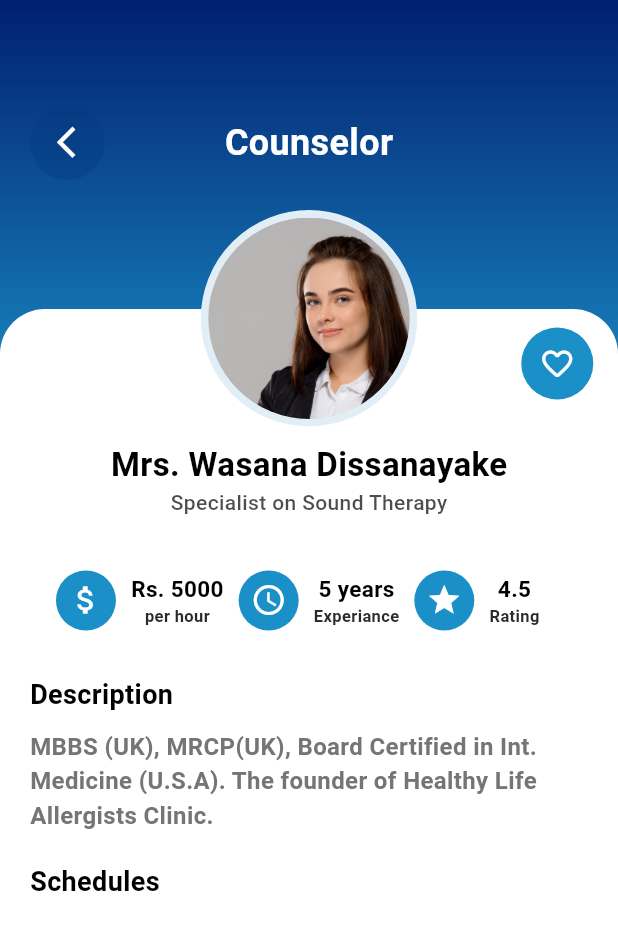
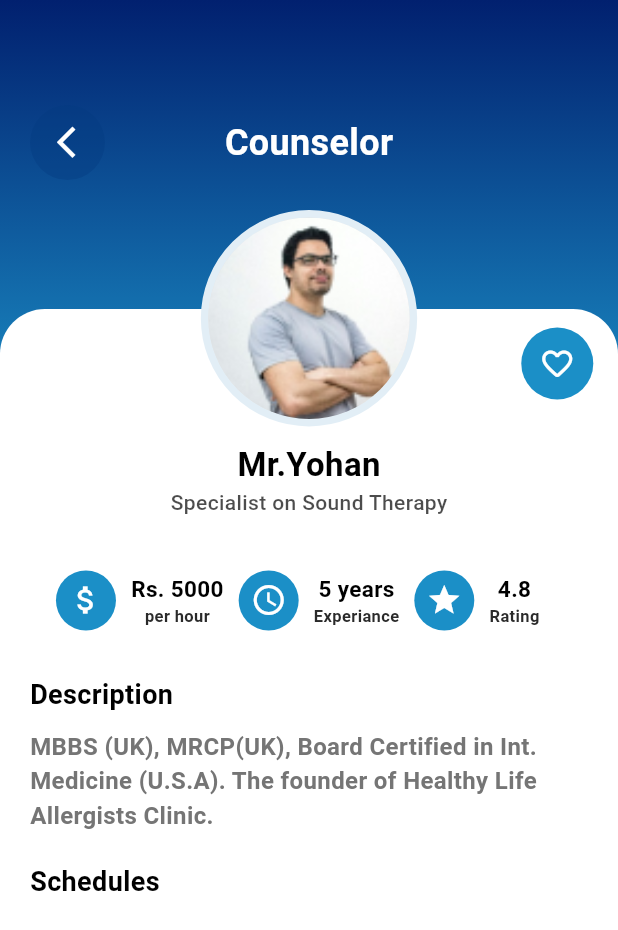
Before and after one commit to Team-CURLYBRACES/SoulNest, a Flutter app: the FindTherapists screen opened directly, after a tap on "Mr.Yohan", on a phone screen of 412 x 824 dp. Shown: the top 930 px of the screen. Run offline on Flutter 3.47's test engine with Material 3 defaults, Android fonts, the phone set to English and light mode, and no system bars; our stand-ins replace fl_chart, flutter_svg; Roboto replaces fonts that are missing (Poppins).

Commit message:
dynamically values change when therapies selected and shows in the Counselor profile screen - Provider State management used here

```diff
--- /dev/null
+++ b/devtools_options.yaml
@@ -0,0 +1 @@
+extensions:
--- /dev/null
+++ b/lib/data/data.dart
@@ -0,0 +1,36 @@
+import 'package:flutter/material.dart';
+import 'package:soulnest/presentation/screens/find_therapists_screen/models/therapist.dart';
+
+class Data extends ChangeNotifier {
+  final List<Therapist> therapists = [
+    Therapist(
+        name: "Mr.Yohan",
+        imageUrl: "assets/images/Counselor1.png",
+        rating: "4.8"),
+    Therapist(
+        name: "Mrs.Wasana",
+        imageUrl: "assets/images/Counselor2.png",
+        rating: "4.9"),
+    Therapist(
+        name: "Mrs.Bhagya",
+        imageUrl: "assets/images/Counselor3.png",
+        rating: "4.4"),
+    Therapist(
+        name: "Mr.Shenal",
+        imageUrl: "assets/images/Counselor4.png",
+        rating: "4.2"),
+    Therapist(
+        name: "Mrs.Kanchana",
+        imageUrl: "assets/images/Counselor.jpg",
+        rating: "4.2"),
+  ];
+
+  int _currentIndex = 0;
+
+  int get currentIndex => _currentIndex;
+
+  void setIndex(int newIndex) {
+    _currentIndex = newIndex;
+    notifyListeners();
+  }
+}
--- a/lib/main.dart
+++ b/lib/main.dart
@@ -1,4 +1,6 @@
 import 'package:flutter/material.dart';
+import 'package:provider/provider.dart';
+import 'package:soulnest/data/data.dart';
 import 'package:soulnest/presentation/screens/counselor_profile_screen/counselor_profile.dart';
 import 'package:soulnest/presentation/screens/home_screen/home_screen.dart';
 import 'package:soulnest/presentation/screens/login_screen/login_screen.dart';
@@ -21,7 +23,11 @@ class App extends StatefulWidget {
 class _AppState extends State<App> {
   @override
   Widget build(BuildContext context) {
-    return MaterialApp(
+    return MultiProvider(
+      providers: [
+        ChangeNotifierProvider(create: (context) => Data()),
+      ],
+      child: MaterialApp(
         debugShowCheckedModeBanner: false,
         theme: ThemeData(
           fontFamily: "Poppins",
@@ -39,6 +45,7 @@ class _AppState extends State<App> {
           "/user-profile": (context) => const ProfilePage(),
           "/therapy-exercises": (context) => const TherapyExercisesPage(),
         },
+      ),
     );
   }
 }
--- a/lib/presentation/screens/counselor_profile_screen/widgets/bottom.dart
+++ b/lib/presentation/screens/counselor_profile_screen/widgets/bottom.dart
@@ -1,4 +1,6 @@
 import 'package:flutter/material.dart';
+import 'package:provider/provider.dart';
+import 'package:soulnest/data/data.dart';
 import 'package:soulnest/presentation/screens/counselor_profile_screen/widgets/counselorDetailIcons.dart';
 // import 'package:soulnest/presentation/screens/counselor_profile_screen/widgets/date_picker.dart';
 // import 'package:date_picker_timeline/date_picker_timeline.dart';
@@ -12,7 +14,8 @@ class Bottom extends StatelessWidget {
 
     return Positioned(
       top: size.height * 0.17,
-      child: Row(
+      child: Consumer<Data>(
+        builder: (context, data, child) => Row(
           children: [
             SizedBox(
               width: size.width,
@@ -32,15 +35,15 @@ class Bottom extends StatelessWidget {
                     child: ClipRRect(
                       borderRadius: BorderRadius.circular(100),
                       child: Image.asset(
-                      'assets/images/Counselor.jpg',
+                        data.therapists[data.currentIndex].imageUrl,
                         fit: BoxFit.cover,
                       ),
                     ),
                   ),
                   const SizedBox(height: 10),
-                const Text(
-                  'Mrs. Wasana Dissanayake',
-                  style: TextStyle(
+                  Text(
+                    data.therapists[data.currentIndex].name,
+                    style: const TextStyle(
                       color: Color.fromRGBO(0, 0, 0, 1),
                       fontSize: 22,
                       fontWeight: FontWeight.bold,
@@ -55,10 +58,10 @@ class Bottom extends StatelessWidget {
                     ),
                   ),
                   const SizedBox(height: 35),
-                const Row(
+                  Row(
                     mainAxisAlignment: MainAxisAlignment.center,
                     children: [
-                    CounselorDetailIcons(
+                      const CounselorDetailIcons(
                         value: "Rs. 5000",
                         subtitle: "per hour",
                         iconType: Icon(
@@ -66,7 +69,7 @@ class Bottom extends StatelessWidget {
                           color: Colors.white,
                         ),
                       ),
-                    CounselorDetailIcons(
+                      const CounselorDetailIcons(
                         value: "5 years",
                         iconType: Icon(
                           Icons.access_time,
@@ -75,14 +78,14 @@ class Bottom extends StatelessWidget {
                         subtitle: "Experiance",
                       ),
                       CounselorDetailIcons(
-                      value: "4.5",
-                      iconType: Icon(
+                        value: data.therapists[data.currentIndex].rating,
+                        iconType: const Icon(
                           Icons.star,
                           color: Colors.white,
                         ),
                         subtitle: "Rating",
                       ),
-                    SizedBox(width: 5),
+                      const SizedBox(width: 5),
                     ],
                   ),
                   Column(
@@ -141,6 +144,7 @@ class Bottom extends StatelessWidget {
             ),
           ],
         ),
+      ),
     );
   }
 }
--- a/lib/presentation/screens/find_therapists_screen/find_therapists_screen.dart
+++ b/lib/presentation/screens/find_therapists_screen/find_therapists_screen.dart
@@ -1,36 +1,15 @@
 import 'package:flutter/material.dart';
+import 'package:provider/provider.dart';
 import 'package:soulnest/common/profile_screen_header.dart';
-import 'package:soulnest/presentation/screens/find_therapists_screen/models/therapist.dart';
+import 'package:soulnest/data/data.dart';
 
 class FindTherapists extends StatelessWidget {
   const FindTherapists({super.key});
 
   @override
   Widget build(BuildContext context) {
-    final List<Therapist> therapists = [
-      Therapist(
-          name: "Mr.Yohan",
-          imageUrl: "assets/images/Counselor1.png",
-          rating: "4.8"),
-      Therapist(
-          name: "Mrs.Wasana",
-          imageUrl: "assets/images/Counselor2.png",
-          rating: "4.9"),
-      Therapist(
-          name: "Mrs.Bhagya",
-          imageUrl: "assets/images/Counselor3.png",
-          rating: "4.4"),
-      Therapist(
-          name: "Mr.Shenal",
-          imageUrl: "assets/images/Counselor4.png",
-          rating: "4.2"),
-      Therapist(
-          name: "Mrs.Kanchana",
-          imageUrl: "assets/images/Counselor.jpg",
-          rating: "4.2"),
-    ];
-
-    return Scaffold(
+    return Consumer<Data>(
+      builder: ((context, data, child) => Scaffold(
             body: Column(
               children: [
                 const SmallHeader(
@@ -38,7 +17,8 @@ class FindTherapists extends StatelessWidget {
                 ),
                 Expanded(
                   child: Padding(
-              padding: const EdgeInsets.only(left: 20, right: 20, top: 20),
+                    padding:
+                        const EdgeInsets.only(left: 20, right: 20, top: 20),
                     child: Column(
                       children: [
                         searchField(),
@@ -49,7 +29,8 @@ class FindTherapists extends StatelessWidget {
                           child: ClipRRect(
                             borderRadius: BorderRadius.circular(5),
                             child: ListView.separated(
-                        separatorBuilder: (BuildContext context, int index) =>
+                              separatorBuilder:
+                                  (BuildContext context, int index) =>
                                       const SizedBox(
                                 height: 20,
                               ),
@@ -57,9 +38,11 @@ class FindTherapists extends StatelessWidget {
                               padding: const EdgeInsets.symmetric(
                                 vertical: 10,
                               ),
-                        itemCount: therapists.length,
+                              itemCount: data.therapists.length,
                               itemBuilder: (BuildContext context, int index) {
-                          return Container(
+                                return GestureDetector(
+                                  onTap: () => data.setIndex(index),
+                                  child: Container(
                                     decoration: const BoxDecoration(
                                       color: Color.fromRGBO(236, 245, 249, 1),
                                       borderRadius:
@@ -67,9 +50,11 @@ class FindTherapists extends StatelessWidget {
                                     ),
                                     height: 117,
                                     child: TherapistBox(
-                              name: therapists[index].name,
-                              imageUrl: therapists[index].imageUrl,
-                              rating: therapists[index].rating,
+                                      name: data.therapists[index].name,
+                                      imageUrl: data.therapists[index].imageUrl,
+                                      rating: data.therapists[index].rating,
+                                      index: index,
+                                    ),
                                   ),
                                 );
                               },
@@ -82,6 +67,7 @@ class FindTherapists extends StatelessWidget {
                 )
               ],
             ),
+          )),
     );
   }
 
@@ -122,18 +108,21 @@ class TherapistBox extends StatelessWidget {
   final String name;
   final String imageUrl;
   final String rating;
+  final int index;
 
   const TherapistBox({
     super.key,
     required this.name,
     required this.imageUrl,
     required this.rating,
+    required this.index,
   });
 
   @override
   Widget build(BuildContext context) {
     return GestureDetector(
       onTap: () {
+        Provider.of<Data>(context, listen: false).setIndex(index);
         Navigator.pushNamed(context, '/counselor-profile');
       },
       child: Row(
--- a/pubspec.yaml
+++ b/pubspec.yaml
@@ -40,6 +40,7 @@ dependencies:
   fl_chart: ^0.66.2
   date_picker_timeline: ^1.2.5
   easy_date_timeline: ^1.0.3
+  provider: ^6.1.2
 
 dev_dependencies:
   flutter_test:
```
Also changed, not shown: pubspec.lock. Lines whose indentation alone changed are shown as unchanged.
